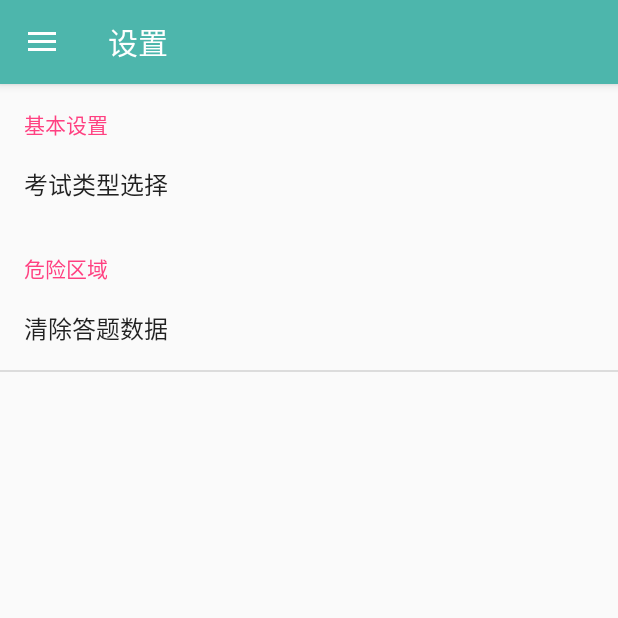
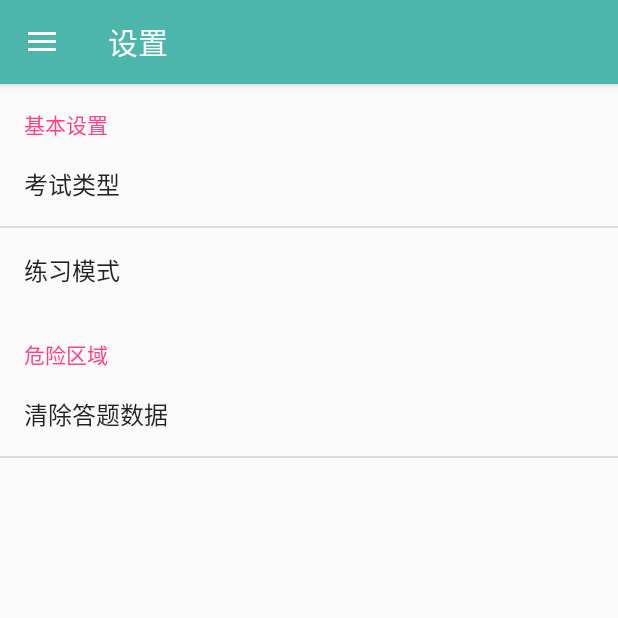
Before and after one commit to cls007/Aroce, an Android app: the screen it shows after launch (MainActivity), in the side drawer, after a tap on "设置", on a phone screen of 412 x 824 dp, the top half of it. Run offline under Robolectric (Android 15) with nearby library versions, the phone set to English and light mode, and no system bars; 11 statements that could not run were skipped.

Commit message:
添加了读题模式和测试模式的选择功能

```diff
--- a/app/src/main/java/com/wanxio/wanxio/aroce/PracticeFragment.kt
+++ b/app/src/main/java/com/wanxio/wanxio/aroce/PracticeFragment.kt
@@ -19,6 +19,7 @@ class PracticeFragment : Fragment() {
     lateinit var QuestionList: ArrayList<QuestionModel>
     lateinit var dbHelper: QuestionDBHelper
     lateinit var currLevel: String
+    lateinit var currPracticeMode: String
 
     override fun onCreateView(inflater: LayoutInflater?, container: ViewGroup?,
                               savedInstanceState: Bundle?): View? {
@@ -32,8 +33,13 @@ class PracticeFragment : Fragment() {
         activity.title = getString(R.string.title_practice_fragment)
 
         //start my code
+        //读取当前题目等级
         currLevel = PreferenceManager.getDefaultSharedPreferences(this.context)
                 .getString("list_preference_level", "LevelA")
+        //读取当前答题的模式
+        currPracticeMode = PreferenceManager.getDefaultSharedPreferences(this.context)
+                .getString("list_preference_mode", "ExamMode")
+        Log.d("Practice", "Current mode is " + currPracticeMode)
         //Log.d("Practice", "try to load db" + currLevel)
         dbHelper = QuestionDBHelper(this.context, currLevel)
         //读取所有的问题
@@ -45,7 +51,7 @@ class PracticeFragment : Fragment() {
                 activity.getSharedPreferences(AStatus.PREFS_NAME, 0)
                 .getString(currLevel + "currqid", "0")
                 .toInt()
-        //Log.d("practice", "currqid = " + AStatus.PracticeStatus.currentQid.toString())
+
         //set onclick listener
         buttonAnsA.setOnClickListener({v -> ansClick(v)})
         buttonAnsB.setOnClickListener({v -> ansClick(v)})
@@ -131,10 +137,12 @@ class PracticeFragment : Fragment() {
     //打乱选项答案
     private fun loadOptionsRandom(){
         val options = mutableListOf<String>()
+        if (currPracticeMode == "ExamMode") {
             options.add(QuestionList[AStatus.PracticeStatus.currentQid].ansA)
             options.add(QuestionList[AStatus.PracticeStatus.currentQid].ansB)
             options.add(QuestionList[AStatus.PracticeStatus.currentQid].ansC)
             options.add(QuestionList[AStatus.PracticeStatus.currentQid].ansD)
+
             for (i in 0 until options.size) {
                 val ranInt = Random().nextInt(4)
                 val tempS = options[ranInt]
@@ -145,18 +153,26 @@ class PracticeFragment : Fragment() {
             val mlist = listOf<String>("A", "B", "C", "D")
             val reg = Regex("^\\[A\\].*")
             val reg2 = Regex("^\\[[ABCD]\\]")
-        for (i in  0 until options.size){
-            if (reg.matches(options[i])){
+            for (i in 0 until options.size) {
+                if (reg.matches(options[i])) {
                     correctAns = mlist[i]
                 }
                 //remove prefix
                 options[i] = reg2.replace(options[i], "")
             }
             //load to UI
-        buttonAnsA.text = "[A] " + options[0]
-        buttonAnsB.text = "[B] " + options[1]
-        buttonAnsC.text = "[C] " + options[2]
-        buttonAnsD.text = "[D] " + options[3]
+            buttonAnsA.text = "[A]" + options[0]
+            buttonAnsB.text = "[B]" + options[1]
+            buttonAnsC.text = "[C]" + options[2]
+            buttonAnsD.text = "[D]" + options[3]
+        }
+        else {
+            buttonAnsA.text = QuestionList[AStatus.PracticeStatus.currentQid].ansA
+            buttonAnsB.text = QuestionList[AStatus.PracticeStatus.currentQid].ansB
+            buttonAnsC.text = QuestionList[AStatus.PracticeStatus.currentQid].ansC
+            buttonAnsD.text = QuestionList[AStatus.PracticeStatus.currentQid].ansD
+        }
+
     }
     //取下一道题或者上一道题,本质是更改当前的Qid(位于AStatus中)
     fun fetchPreviousQuestion() {
--- /dev/null
+++ b/app/src/main/res/values/practice_mode_list_preference.xml
@@ -0,0 +1,14 @@
+<?xml version="1.0" encoding="utf-8"?>
+<resources>
+
+    <string-array name="mode_list_entries">
+        <item>测试模式</item>
+        <item>读题模式</item>
+    </string-array>
+
+    <string-array name="mode_list_values">
+        <item>ExamMode</item>
+        <item>ReadMode</item>
+    </string-array>
+
+</resources>
--- a/app/src/main/res/values/strings.xml
+++ b/app/src/main/res/values/strings.xml
@@ -25,7 +25,8 @@
     <string name="title_settings_fragment">设置</string>
     <string name="title_status_fragment">答题情况</string>
     <string name="settings_basic">基本设置</string>
-    <string name="settings_list_preference_title">考试类型选择</string>
+    <string name="settings_list_preference_title">考试类型</string>
+    <string name="settings_mode_list_preference_title">练习模式</string>
 
     <string name="title_activity_first_init">FirstInit</string>
     <string name="reset_confirm_dialog_message">清除所有答题数据?</string>
--- a/app/src/main/res/xml/preference.xml
+++ b/app/src/main/res/xml/preference.xml
@@ -9,6 +9,12 @@
             android:entryValues="@array/list_values"
             android:key="list_preference_level"
             android:title="@string/settings_list_preference_title" />
+        <ListPreference
+            android:defaultValue="ExamMode"
+            android:entries="@array/mode_list_entries"
+            android:entryValues="@array/mode_list_values"
+            android:key="list_preference_mode"
+            android:title="@string/settings_mode_list_preference_title" />
     </PreferenceCategory>
     <PreferenceCategory android:title="@string/settings_danger_area">
 
```
Lines whose indentation alone changed are shown as unchanged.
